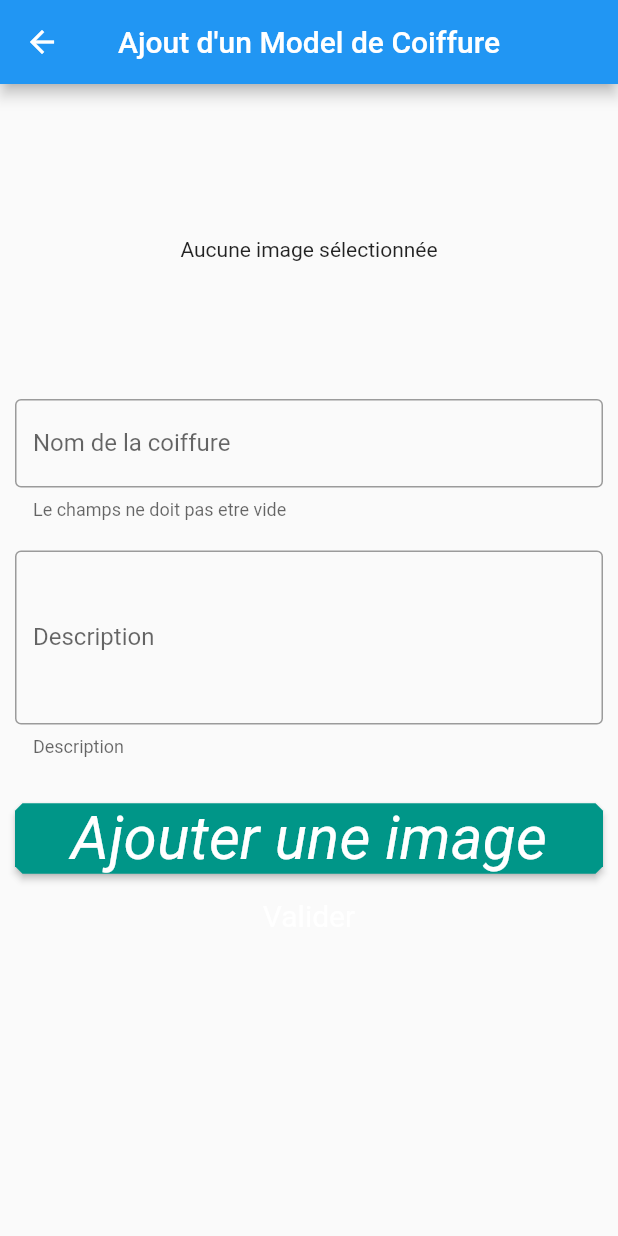
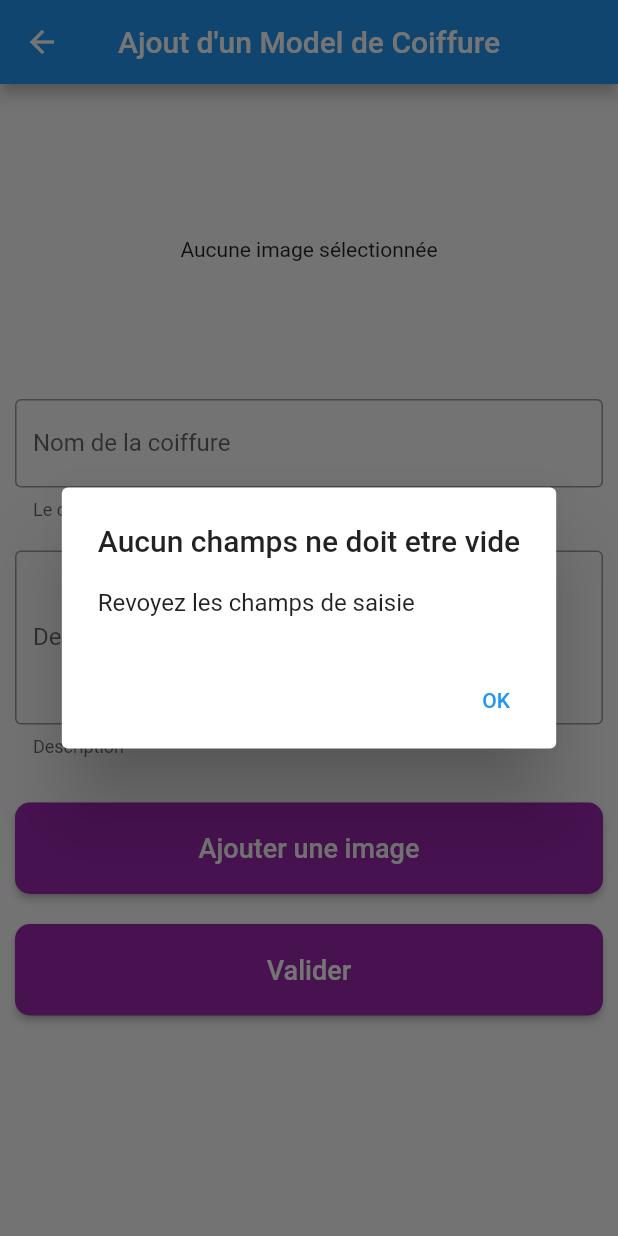
Before and after one commit to mbr-ctrl/catalogue, a Flutter app: the AddItem screen opened directly, after a tap on "Valider", on a phone screen of 412 x 824 dp. Run offline on Flutter 3.47's test engine with Material 2 defaults, Android fonts, the phone set to English and light mode, and no system bars; our stand-ins replace font_awesome_flutter, image_picker, shared_preferences; accounts and stored records are empty.

```diff
--- a/lib/data.dart
+++ b/lib/data.dart
@@ -17,4 +17,6 @@ class Data {
     final SharedPreferences prefs = await SharedPreferences.getInstance();
     prefs.setString('catalogue', json.encode(data));
   }
+
+
 }
--- a/lib/view/add_item.dart
+++ b/lib/view/add_item.dart
@@ -144,27 +144,32 @@ class _AddItemState extends State<AddItem> {
             ),
             const SizedBox(height: 30,),
             ElevatedButton(
-              child: const Text('Ajouter une image'),
+              onPressed: getImage,
               style: ElevatedButton.styleFrom(
-                primary: Colors.teal,
-                onPrimary: Colors.white,
-                shape: const BeveledRectangleBorder(borderRadius: BorderRadius.all(Radius.circular(5))),
-                textStyle: const TextStyle(
-                    color: Colors.black,
-                    fontSize: 40,
-                    fontStyle: FontStyle.italic
-                ),
+                  padding: const EdgeInsets.symmetric(
+                      horizontal: 40.0, vertical: 20.0),
+                  shape: RoundedRectangleBorder(
+                      borderRadius: BorderRadius.circular(10.0)),
+                  primary: Colors.purple),
+              child: const Text(
+                "Ajouter une image",
+                style: TextStyle(color: Colors.white, fontSize: 18),
               ),
-              onPressed: getImage
             ),
-            TextButton(
-              style: TextButton.styleFrom(
-                foregroundColor: Colors.white,
-                padding: const EdgeInsets.all(16.0),
-                textStyle: const TextStyle(fontSize: 20),
+            // Spacing
+            Container(height: 20.0),
+            ElevatedButton(
+              onPressed: saveData,
+              style: ElevatedButton.styleFrom(
+                  padding: const EdgeInsets.symmetric(
+                      horizontal: 40.0, vertical: 20.0),
+                  shape: RoundedRectangleBorder(
+                      borderRadius: BorderRadius.circular(10.0)),
+                  primary: Colors.purple),
+              child: const Text(
+                "Valider",
+                style: TextStyle(color: Colors.white, fontSize: 18),
               ),
-              onPressed: () {},
-              child: const Text('Valider'),
             ),
           ],
         ),
--- a/pubspec.yaml
+++ b/pubspec.yaml
@@ -9,6 +9,8 @@ dependencies:
   shared_preferences: ^2.0.15
   image_picker: ^0.8.6
   provider: ^6.0.4
+  url_launcher: ^6.1.7
+  font_awesome_flutter: ^10.3.0
 dev_dependencies:
   flutter_test: {sdk: flutter}
   flutter_lints: ^2.0.0
```
Also changed, not shown: lib/view/coiffure_list.dart (+46 -1 lines), pubspec.lock, 2 other files.
